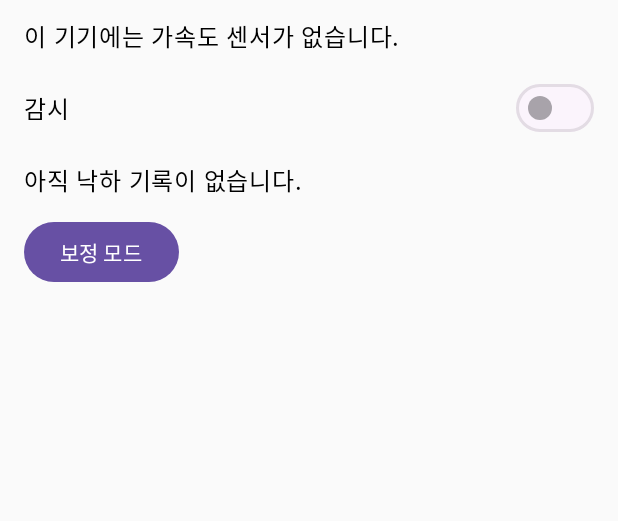
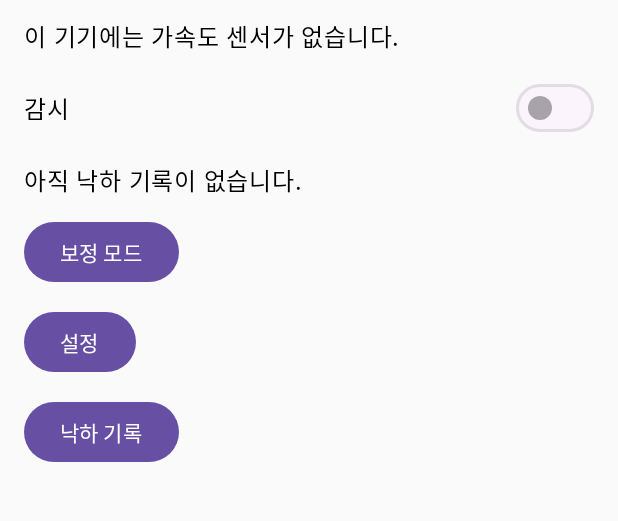
Before and after one commit to 10000sun/donot_drop_thePhone, an Android app built with Jetpack Compose: the screen it shows after launch (MainActivity), after a tap on "돌아가기", on a phone screen of 412 x 824 dp, the part 86-607 px from its top. Run offline under Robolectric (Android 15) with nearby library versions, the phone set to English and light mode, and no system bars; 2 other taps on this screen came first.

Commit message:
feat: 설정, 온보딩 안전 안내, 낙하 기록 화면
Co-Authored-By: Claude Sonnet 5.5 <noreply@anthropic.com>
Claude-Session: https://claude.ai/code/session_014Au91eah2CUgNSBHXo5RU9

```diff
--- a/app/src/main/kotlin/com/donotdrop/phone/MainActivity.kt
+++ b/app/src/main/kotlin/com/donotdrop/phone/MainActivity.kt
@@ -3,23 +3,38 @@ package com.donotdrop.phone
 import android.os.Bundle
 import androidx.activity.ComponentActivity
 import androidx.activity.compose.setContent
+import androidx.compose.foundation.layout.Box
 import androidx.compose.foundation.layout.safeDrawingPadding
 import androidx.compose.material3.MaterialTheme
 import androidx.compose.runtime.*
 import androidx.compose.ui.Modifier
+
+private enum class Screen { Main, Calibration, Settings, History }
 
 class MainActivity : ComponentActivity() {
     private lateinit var monitor: FallMonitor
 
     override fun onCreate(savedInstanceState: Bundle?) {
         super.onCreate(savedInstanceState)
-        monitor = FallMonitor(this)
+        val settings = Settings(this)
+        val history = HistoryStore(this)
+        monitor = FallMonitor(this).also {
+            settings.applyTo(it)
+            it.onLanded = history::add
+        }
         setContent {
             MaterialTheme {
-                var calibrating by remember { mutableStateOf(false) }
-                androidx.compose.foundation.layout.Box(Modifier.safeDrawingPadding()) {
-                    if (calibrating) CalibrationScreen(monitor) { calibrating = false }
-                    else MainScreen(monitor) { calibrating = true }
+                var onboarded by remember { mutableStateOf(settings.onboarded) }
+                var screen by remember { mutableStateOf(Screen.Main) }
+                val toMain = { screen = Screen.Main }
+                Box(Modifier.safeDrawingPadding()) {
+                    if (!onboarded) OnboardingScreen { settings.onboarded = true; onboarded = true }
+                    else when (screen) {
+                        Screen.Main -> MainScreen(monitor, { screen = Screen.Calibration }, { screen = Screen.Settings }, { screen = Screen.History })
+                        Screen.Calibration -> CalibrationScreen(monitor) { settings.saveThresholds(monitor); toMain() }
+                        Screen.Settings -> SettingsScreen(settings, monitor, toMain)
+                        Screen.History -> HistoryScreen(history, toMain)
+                    }
                 }
             }
         }
--- a/app/src/main/kotlin/com/donotdrop/phone/Screens.kt
+++ b/app/src/main/kotlin/com/donotdrop/phone/Screens.kt
@@ -3,7 +3,7 @@ package com.donotdrop.phone
 import androidx.compose.foundation.Canvas
 import androidx.compose.foundation.layout.*
 import androidx.compose.material3.*
-import androidx.compose.runtime.Composable
+import androidx.compose.runtime.*
 import androidx.compose.ui.Modifier
 import androidx.compose.ui.graphics.Path
 import androidx.compose.ui.graphics.drawscope.Stroke
@@ -17,7 +17,7 @@ private val Outcome.label get() = when (this) {
 }
 
 @Composable
-fun MainScreen(m: FallMonitor, onCalibrate: () -> Unit) = Column(Modifier.padding(16.dp), Arrangement.spacedBy(12.dp)) {
+fun MainScreen(m: FallMonitor, onCalibrate: () -> Unit, onSettings: () -> Unit, onHistory: () -> Unit) = Column(Modifier.padding(16.dp), Arrangement.spacedBy(12.dp)) {
     Text("낙하 비명 폰", style = MaterialTheme.typography.headlineMedium)
     if (m.sensorMissing) Text("이 기기에는 가속도 센서가 없습니다.")
     Row(verticalAlignment = androidx.compose.ui.Alignment.CenterVertically) {
@@ -28,6 +28,8 @@ fun MainScreen(m: FallMonitor, onCalibrate: () -> Unit) = Column(Modifier.paddin
     Text(if (l == null) "아직 낙하 기록이 없습니다." else
         "마지막 낙하: %.2f초, 약 %.0fcm (%s)".format(l.durationSec, l.heightM * 100, l.outcome.label))
     Button(onCalibrate) { Text("보정 모드") }
+    Button(onSettings) { Text("설정") }
+    Button(onHistory) { Text("낙하 기록") }
 }
 
 @Composable
@@ -64,3 +66,51 @@ private fun Slider1(label: String, value: Float, range: ClosedFloatingPointRange
     Text(label)
     Slider(value, onChange, valueRange = range, onValueChangeFinished = onDone)
 }
+
+@Composable
+fun OnboardingScreen(onOk: () -> Unit) = Column(Modifier.padding(16.dp), Arrangement.spacedBy(16.dp)) {
+    Text("먼저 안전 안내", style = MaterialTheme.typography.headlineMedium)
+    Text("폰을 일부러 던지거나 떨어뜨리지 마세요. 폰이 파손될 수 있습니다.\n테스트와 보정은 반드시 침대나 쿠션 위에서 하세요.")
+    Button(onOk) { Text("확인했어요") }
+}
+
+@Composable
+fun SettingsScreen(s: Settings, m: FallMonitor, onBack: () -> Unit) = Column(Modifier.padding(16.dp), Arrangement.spacedBy(8.dp)) {
+    Text("설정", style = MaterialTheme.typography.headlineMedium)
+    var catchLine by remember { mutableStateOf(s.catchLine) }
+    var impactLine by remember { mutableStateOf(s.impactLine) }
+    var unsureLine by remember { mutableStateOf(s.unsureLine) }
+    var volume by remember { mutableStateOf(s.volume) }
+    val bounds = remember { mutableStateListOf(*s.bounds.map { it.toFloat() }.toTypedArray()) }
+    OutlinedTextField(catchLine, { catchLine = it }, label = { Text("잡았을 때 대사") }, modifier = Modifier.fillMaxWidth())
+    OutlinedTextField(impactLine, { impactLine = it }, label = { Text("충돌 대사") }, modifier = Modifier.fillMaxWidth())
+    OutlinedTextField(unsureLine, { unsureLine = it }, label = { Text("애매할 때 대사") }, modifier = Modifier.fillMaxWidth())
+    Text("비명 볼륨")
+    Slider(volume, { volume = it }, valueRange = 0f..1f)
+    Text("반응 구간 경계(초)")
+    bounds.forEachIndexed { i, v ->
+        Text("%.2f초".format(v))
+        Slider(v, { bounds[i] = it }, valueRange = 0.05f..1f)
+    }
+    Button({
+        s.catchLine = catchLine; s.impactLine = impactLine; s.unsureLine = unsureLine; s.volume = volume
+        s.bounds = bounds.map { it.toDouble() }.sorted() // 경계는 항상 오름차순
+        s.applyTo(m)
+        onBack()
+    }) { Text("저장") }
+}
+
+@Composable
+fun HistoryScreen(h: HistoryStore, onBack: () -> Unit) = Column(Modifier.padding(16.dp), Arrangement.spacedBy(8.dp)) {
+    Text("낙하 기록", style = MaterialTheme.typography.headlineMedium)
+    val fmt = remember { java.text.SimpleDateFormat("M/d HH:mm:ss", java.util.Locale.KOREA) }
+    val records = remember { h.all() }
+    if (records.isEmpty()) Text("기록이 없습니다.")
+    androidx.compose.foundation.lazy.LazyColumn(Modifier.weight(1f)) {
+        items(records.size) { i ->
+            val r = records[i]
+            Text("${fmt.format(java.util.Date(r.time))}  %.2f초 · 약 %.0fcm · %s".format(r.durationSec, r.heightM * 100, r.outcome.label))
+        }
+    }
+    Button(onBack) { Text("돌아가기") }
+}
--- /dev/null
+++ b/app/src/main/kotlin/com/donotdrop/phone/Settings.kt
@@ -0,0 +1,56 @@
+package com.donotdrop.phone
+
+import android.content.Context
+import com.donotdrop.core.Outcome
+import com.donotdrop.core.PipelineEvent
+import org.json.JSONArray
+import org.json.JSONObject
+
+/** 설정은 SharedPreferences에 저장한다. 센서 원본 값은 저장하지 않는다. */
+class Settings(context: Context) {
+    private val p = context.getSharedPreferences("settings", Context.MODE_PRIVATE)
+
+    var onboarded get() = p.getBoolean("onboarded", false); set(v) = p.edit().putBoolean("onboarded", v).apply()
+    var volume get() = p.getFloat("volume", 1f); set(v) = p.edit().putFloat("volume", v).apply()
+    var catchLine get() = p.getString("catchLine", null) ?: "휴 깜짝 놀랐잖아요, 다음부턴 조심해주세요"
+        set(v) = p.edit().putString("catchLine", v).apply()
+    var impactLine get() = p.getString("impactLine", null) ?: "아야!"; set(v) = p.edit().putString("impactLine", v).apply()
+    var unsureLine get() = p.getString("unsureLine", null) ?: "어, 방금 뭐였죠?"; set(v) = p.edit().putString("unsureLine", v).apply()
+    var bounds: List<Double>
+        get() = listOf(0.15, 0.30, 0.50).mapIndexed { i, d -> p.getFloat("bound$i", d.toFloat()).toDouble() }
+        set(v) = p.edit().apply { v.forEachIndexed { i, d -> putFloat("bound$i", d.toFloat()) } }.apply()
+
+    fun applyTo(m: FallMonitor) {
+        m.freeFall = p.getFloat("freeFall", 2.5f)
+        m.catchMax = p.getFloat("catchMax", 15f)
+        m.impactMin = p.getFloat("impactMin", 30f)
+        m.volume = volume
+        m.catchLine = catchLine; m.impactLine = impactLine; m.unsureLine = unsureLine
+        m.bounds = bounds
+    }
+
+    fun saveThresholds(m: FallMonitor) =
+        p.edit().putFloat("freeFall", m.freeFall).putFloat("catchMax", m.catchMax).putFloat("impactMin", m.impactMin).apply()
+}
+
+data class FallRecord(val time: Long, val durationSec: Double, val heightM: Double, val outcome: Outcome)
+
+/** 기록에는 낙하 시간·추정 높이·결과만 저장하고 최근 50건만 유지한다. */
+class HistoryStore(context: Context) {
+    private val p = context.getSharedPreferences("history", Context.MODE_PRIVATE)
+
+    fun all(): List<FallRecord> {
+        val a = JSONArray(p.getString("items", "[]"))
+        return (0 until a.length()).map {
+            a.getJSONObject(it).run { FallRecord(getLong("t"), getDouble("d"), getDouble("h"), Outcome.valueOf(getString("o"))) }
+        }
+    }
+
+    fun add(e: PipelineEvent.Landed) {
+        val a = JSONArray()
+        (listOf(FallRecord(System.currentTimeMillis(), e.durationSec, e.heightM, e.outcome)) + all()).take(50).forEach {
+            a.put(JSONObject().put("t", it.time).put("d", it.durationSec).put("h", it.heightM).put("o", it.outcome.name))
+        }
+        p.edit().putString("items", a.toString()).apply()
+    }
+}
```
Also changed, not shown: 1 other file.
